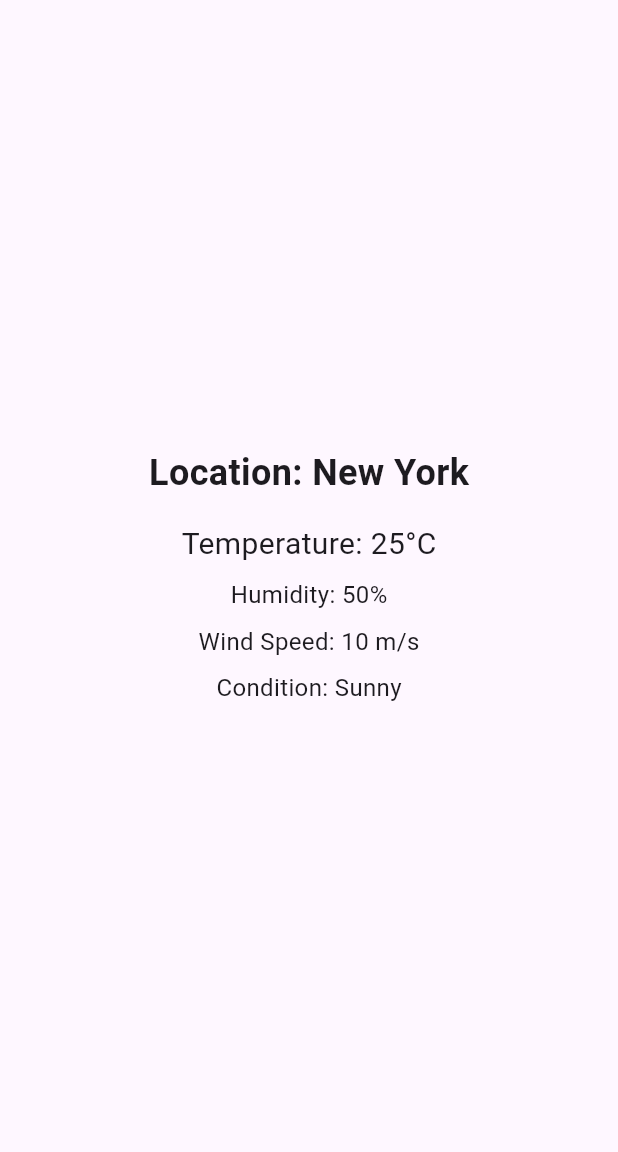
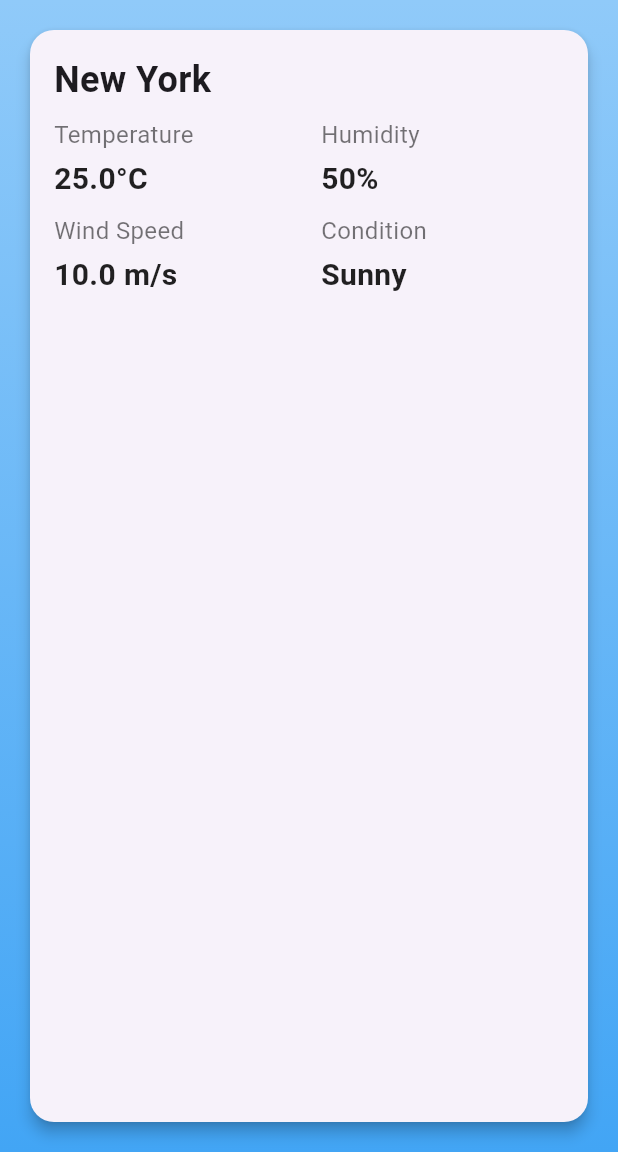
Before and after one commit to MuhammadZaheer57886/weather_app, a Flutter app: the screen it shows after launch, on a phone screen of 412 x 824 dp, the part 84-1236 px from its top. Run offline on Flutter 3.47's test engine with Material 3 defaults, Android fonts, the phone set to English and light mode, and no system bars; our stand-ins replace connectivity_plus, flutter_svg.

```diff
--- /dev/null
+++ b/lib/models/weather_model.dart
@@ -0,0 +1,15 @@
+class Weather {
+  final String location;
+  final double temperature;
+  final int humidity;
+  final double windSpeed;
+  final String condition;
+
+  Weather({
+    required this.location,
+    required this.temperature,
+    required this.humidity,
+    required this.windSpeed,
+    required this.condition,
+  });
+}
--- a/lib/screens/home_screen.dart
+++ b/lib/screens/home_screen.dart
@@ -1,8 +1,30 @@
 import 'package:flutter/material.dart';
+import 'package:weather_app/models/weather_model.dart';
 import 'package:weather_app/screens/search_screen.dart';
+import 'package:weather_app/utils/connectivity_util.dart';
+import 'package:weather_app/widgets/weather_card.dart';
 
-class HomeScreen extends StatelessWidget {
-  const HomeScreen({super.key});
+class HomeScreen extends StatefulWidget {
+  const HomeScreen({super.key, });
+
+  @override
+  State<HomeScreen> createState() => _HomeScreenState();
+}
+
+class _HomeScreenState extends State<HomeScreen> {
+  bool _isConnected = true;
+  @override
+  void initState() {
+    super.initState();
+    _checkConnectivity(); // Check connectivity when the screen is first displayed
+  }
+Future<void> _checkConnectivity() async {
+  bool isConnected = await ConnectivityUtil.isInternetAvailable();
+  setState(() {
+    _isConnected = isConnected;
+  });
+}
+
 
   @override
   Widget build(BuildContext context) {
@@ -21,48 +43,48 @@ class HomeScreen extends StatelessWidget {
           ),
         ],
       ),
-      body: const Center(
-        child: Column(
-          mainAxisAlignment: MainAxisAlignment.center,
-          children: [
-            Text(
-              'Location: New York',
-              style: TextStyle(
-                fontSize: 24,
-                fontWeight: FontWeight.bold,
+      body: _isConnected
+          ? Container(
+              padding: const EdgeInsets.all(16.0),
+              decoration: BoxDecoration(
+                gradient: LinearGradient(
+                  begin: Alignment.topCenter,
+                  end: Alignment.bottomCenter,
+                  colors: [
+                    Colors.blue.shade200,
+                    Colors.blue.shade400,
+                  ],
+                ),
+                boxShadow: [
+                  BoxShadow(
+                    color: Colors.grey.withOpacity(0.5),
+                    spreadRadius: 2,
+                    blurRadius: 5,
+                    offset: const Offset(0, 3),
+                  ),
+                ],
+              ),
+              child: WeatherCard(
+                weather: _getWeather(),
+              ),
+            )
+          : Center(
+              child: Text(
+                'Please check your internet connection.',
+                style: TextStyle(fontSize: 18),
               ),
             ),
-            SizedBox(height: 16),
-            Text(
-              'Temperature: 25°C',
-              style: TextStyle(
-                fontSize: 20,
-              ),
-            ),
-            SizedBox(height: 8),
-            Text(
-              'Humidity: 50%',
-              style: TextStyle(
-                fontSize: 16,
-              ),
-            ),
-            SizedBox(height: 8),
-            Text(
-              'Wind Speed: 10 m/s',
-              style: TextStyle(
-                fontSize: 16,
-              ),
-            ),
-            SizedBox(height: 8),
-            Text(
-              'Condition: Sunny',
-              style: TextStyle(
-                fontSize: 16,
-              ),
-            ),
-          ],
-        ),
-      ),
+    );
+  }
+
+  // Dummy weather data (replace this with real data)
+  Weather _getWeather() {
+    return Weather(
+      location: 'New York',
+      temperature: 25,
+      humidity: 50,
+      windSpeed: 10,
+      condition: 'Sunny',
     );
   }
 }
--- /dev/null
+++ b/lib/utils/connectivity_util.dart
@@ -0,0 +1,8 @@
+import 'package:connectivity_plus/connectivity_plus.dart';
+
+class ConnectivityUtil {
+  static Future<bool> isInternetAvailable() async {
+    var connectivityResult = await Connectivity().checkConnectivity();
+    return connectivityResult.contains(ConnectivityResult.mobile) || connectivityResult.contains(ConnectivityResult.wifi);
+  }
+}
--- /dev/null
+++ b/lib/utils/constants.dart
@@ -0,0 +1,4 @@
+class Constants {
+  static const String apiKey = 'a8c5e070869bfb01babe92ad0a0cfc0d';
+  static const String apiUrl = 'https://api.openweathermap.org/data/3.0/onecall';
+}
--- /dev/null
+++ b/lib/widgets/weather_card.dart
@@ -0,0 +1,78 @@
+import 'package:flutter/material.dart';
+import 'package:weather_app/models/weather_model.dart';
+
+class WeatherCard extends StatelessWidget {
+  final Weather weather;
+
+  const WeatherCard({
+    required this.weather,
+    Key? key,
+  }) : super(key: key);
+
+  @override
+  Widget build(BuildContext context) {
+    return Card(
+      elevation: 4,
+      shape: RoundedRectangleBorder(
+        borderRadius: BorderRadius.circular(16),
+      ),
+      child: Padding(
+        padding: const EdgeInsets.all(16),
+        child: Column(
+          crossAxisAlignment: CrossAxisAlignment.start,
+          children: [
+            Text(
+              weather.location,
+              style: const TextStyle(
+                fontSize: 24,
+                fontWeight: FontWeight.bold,
+              ),
+            ),
+            const SizedBox(height: 8),
+            Row(
+              children: [
+                _buildInfoItem('Temperature', '${weather.temperature}°C'),
+                const SizedBox(width: 16),
+                _buildInfoItem('Humidity', '${weather.humidity}%'),
+              ],
+            ),
+            const SizedBox(height: 8),
+            Row(
+              children: [
+                _buildInfoItem('Wind Speed', '${weather.windSpeed} m/s'),
+                const SizedBox(width: 16),
+                _buildInfoItem('Condition', weather.condition),
+              ],
+            ),
+          ],
+        ),
+      ),
+    );
+  }
+
+  Widget _buildInfoItem(String label, String value) {
+    return Expanded(
+      child: Column(
+        crossAxisAlignment: CrossAxisAlignment.start,
+        children: [
+          Text(
+            label,
+            style: const TextStyle(
+              fontSize: 16,
+              color: Colors.black54,
+            ),
+          ),
+          const SizedBox(height: 4),
+          Text(
+            value,
+            style: const TextStyle(
+              fontSize: 20,
+              fontWeight: FontWeight.bold,
+              color: Colors.black87,
+            ),
+          ),
+        ],
+      ),
+    );
+  }
+}
```
Also changed, not shown: pubspec.yaml (+1 -6 lines), pubspec.lock, 3 other files.
